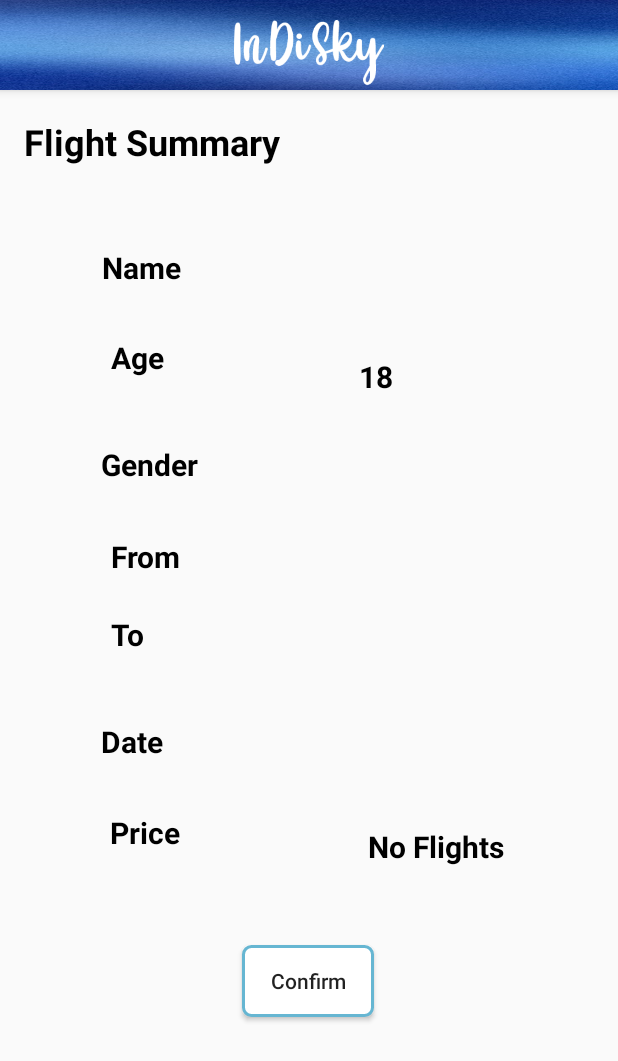
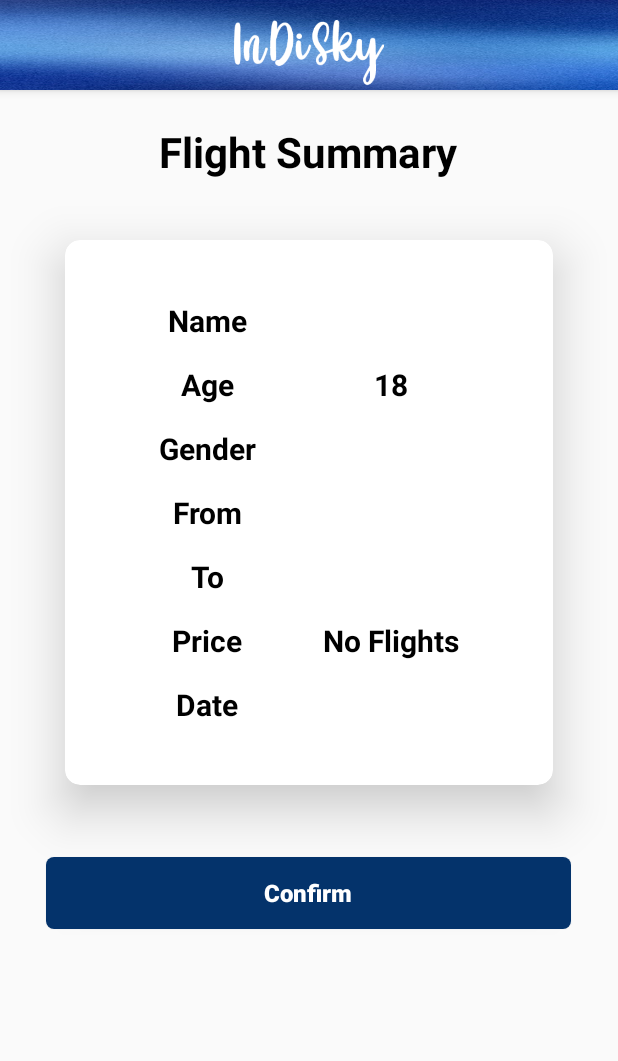
Before and after one commit to agarwalhafd22/InDiSky, an Android app: the FlightSummary screen opened directly, with no data from a screen before it, on a phone screen of 412 x 824 dp. Shown: the top 1061 px of the screen. Run offline under Robolectric (Android 15) with nearby library versions, the light colour scheme and no system bars; Roboto replaces fonts that are not available here; 15 statements that could not run were skipped.

Commit message:
new commit

```diff
--- a/app/build.gradle.kts
+++ b/app/build.gradle.kts
@@ -44,6 +44,7 @@ dependencies {
     implementation("androidx.lifecycle:lifecycle-viewmodel-ktx:2.6.1")
     implementation("androidx.navigation:navigation-fragment:2.6.0")
     implementation("androidx.navigation:navigation-ui:2.6.0")
+
     testImplementation("junit:junit:4.13.2")
     androidTestImplementation("androidx.test.ext:junit:1.1.5")
     androidTestImplementation("androidx.test.espresso:espresso-core:3.5.1")
--- a/app/src/main/AndroidManifest.xml
+++ b/app/src/main/AndroidManifest.xml
@@ -16,6 +16,9 @@
         android:supportsRtl="true"
         android:theme="@style/Theme.InDiSky"
         tools:targetApi="31">
+        <activity
+            android:name=".SearchFlight"
+            android:exported="false" />
         <activity
             android:name=".PassengerDetails"
             android:exported="false" />
--- /dev/null
+++ b/app/src/main/res/drawable/searchflightbutton.xml
@@ -0,0 +1,5 @@
+<?xml version="1.0" encoding="utf-8"?>
+<shape xmlns:android="http://schemas.android.com/apk/res/android">
+    <solid android:color="#04336b" /> <!-- Set your desired background color -->
+    <corners android:radius="5dp" /> <!-- Set corner radius -->
+</shape>
--- a/app/src/main/res/layout/activity_flight_summary.xml
+++ b/app/src/main/res/layout/activity_flight_summary.xml
@@ -20,229 +20,265 @@
         android:layout_height="wrap_content"
         android:text="Flight Summary"
         android:textColor="@color/black"
-        android:textSize="24sp"
+        android:textSize="28sp"
         android:textStyle="bold"
         app:layout_constraintBottom_toBottomOf="parent"
         app:layout_constraintEnd_toEndOf="parent"
-        app:layout_constraintHorizontal_bias="0.066"
+        app:layout_constraintHorizontal_bias="0.497"
         app:layout_constraintStart_toStartOf="parent"
         app:layout_constraintTop_toBottomOf="@+id/justToolbar"
-        app:layout_constraintVertical_bias="0.025" />
+        app:layout_constraintVertical_bias="0.03" />
+
+    <Button
+        android:id="@+id/confirmButton"
+        android:layout_width="350dp"
+        android:layout_height="wrap_content"
+        android:layout_marginBottom="52dp"
+        android:background="@drawable/searchflightbutton"
+        android:text="Confirm"
+        android:textAllCaps="false"
+        android:textColor="@color/white"
+        android:textSize="16sp"
+        android:textStyle="bold"
+        app:layout_constraintBottom_toBottomOf="parent"
+        app:layout_constraintEnd_toEndOf="parent"
+        app:layout_constraintHorizontal_bias="0.491"
+        app:layout_constraintStart_toStartOf="parent"
+        app:layout_constraintTop_toBottomOf="@+id/cardview"
+        app:layout_constraintVertical_bias="0.241" />
+
+    <androidx.cardview.widget.CardView
+        android:id="@+id/cardview"
+        android:layout_width="325dp"
+        android:layout_height="wrap_content"
+        android:layout_marginTop="40dp"
+        app:cardCornerRadius="10dp"
+        app:cardElevation="20dp"
+        app:contentPadding="10dp"
+        app:contentPaddingBottom="40dp"
+        app:contentPaddingLeft="60dp"
+        app:contentPaddingRight="20dp"
+        app:contentPaddingTop="40dp"
+        app:layout_constraintBottom_toBottomOf="parent"
+        app:layout_constraintEnd_toEndOf="parent"
+        app:layout_constraintStart_toStartOf="parent"
+        app:layout_constraintTop_toBottomOf="@+id/textView53"
+        app:layout_constraintVertical_bias="0.0">
+
+        <LinearLayout
+            android:layout_width="match_parent"
+            android:layout_height="match_parent"
+            android:orientation="vertical">
+
+            <LinearLayout
+                android:layout_width="match_parent"
+                android:layout_height="match_parent"
+                android:orientation="horizontal">
+
+                <TextView
+                    android:id="@+id/textView64"
+                    android:layout_width="70dp"
+                    android:layout_height="wrap_content"
+                    android:text="Name"
+                    android:textAlignment="center"
+                    android:textColor="@color/black"
+                    android:textSize="20sp"
+                    android:textStyle="bold" />
+
+                <TextView
+                    android:id="@+id/nameTextViewSummary"
+                    android:layout_width="match_parent"
+                    android:layout_height="wrap_content"
+                    android:textAlignment="center"
+                    android:textColor="@color/black"
+                    android:textSize="20sp"
+                    android:textStyle="bold" />
+
+            </LinearLayout>
+
+            <TextView
+                android:id="@+id/textView73"
+                android:layout_width="match_parent"
+                android:layout_height="15dp" />
+
+            <LinearLayout
+                android:layout_width="match_parent"
+                android:layout_height="match_parent"
+                android:orientation="horizontal">
+
+                <TextView
+                    android:id="@+id/textView65"
+                    android:layout_width="70dp"
+                    android:layout_height="wrap_content"
+                    android:text="Age"
+                    android:textAlignment="center"
+                    android:textColor="@color/black"
+                    android:textSize="20sp"
+                    android:textStyle="bold" />
+
+                <TextView
+                    android:id="@+id/ageTextViewSummary"
+                    android:layout_width="match_parent"
+                    android:layout_height="wrap_content"
+                    android:textAlignment="center"
+                    android:textColor="@color/black"
+                    android:textSize="20sp"
+                    android:textStyle="bold" />
+            </LinearLayout>
+
+            <TextView
+                android:id="@+id/textView75"
+                android:layout_width="match_parent"
+                android:layout_height="15dp" />
+
+            <LinearLayout
+                android:layout_width="match_parent"
+                android:layout_height="match_parent"
+                android:orientation="horizontal">
+
+                <TextView
+                    android:id="@+id/textView66"
+                    android:layout_width="70dp"
+                    android:layout_height="wrap_content"
+                    android:text="Gender"
+                    android:textAlignment="center"
+                    android:textColor="@color/black"
+                    android:textSize="20sp"
+                    android:textStyle="bold" />
+
+                <TextView
+                    android:id="@+id/genderTextViewSummary"
+                    android:layout_width="match_parent"
+                    android:layout_height="wrap_content"
+                    android:textAlignment="center"
+                    android:textColor="@color/black"
+                    android:textSize="20sp"
+                    android:textStyle="bold" />
+
+            </LinearLayout>
+
+            <TextView
+                android:id="@+id/textView76"
+                android:layout_width="match_parent"
+                android:layout_height="15dp" />
+
+            <LinearLayout
+                android:layout_width="match_parent"
+                android:layout_height="match_parent"
+                android:orientation="horizontal">
 
                 <TextView
                     android:id="@+id/textView55"
-        android:layout_width="wrap_content"
+                    android:layout_width="70dp"
                     android:layout_height="wrap_content"
                     android:text="From"
+                    android:textAlignment="center"
                     android:textColor="@color/black"
                     android:textSize="20sp"
-        android:textStyle="bold"
-        app:layout_constraintBottom_toBottomOf="parent"
-        app:layout_constraintEnd_toEndOf="parent"
-        app:layout_constraintHorizontal_bias="0.203"
-        app:layout_constraintStart_toStartOf="parent"
-        app:layout_constraintTop_toBottomOf="@+id/textView66"
-        app:layout_constraintVertical_bias="0.072" />
+                    android:textStyle="bold" />
+
+                <TextView
+                    android:id="@+id/originTextViewSummary"
+                    android:layout_width="match_parent"
+                    android:layout_height="wrap_content"
+                    android:textAlignment="center"
+                    android:textColor="@color/black"
+                    android:textSize="20sp"
+                    android:textStyle="bold" />
+            </LinearLayout>
+
+            <TextView
+                android:id="@+id/textView77"
+                android:layout_width="match_parent"
+                android:layout_height="15dp" />
+
+            <LinearLayout
+                android:layout_width="match_parent"
+                android:layout_height="match_parent"
+                android:orientation="horizontal">
 
                 <TextView
                     android:id="@+id/textView57"
-        android:layout_width="wrap_content"
+                    android:layout_width="70dp"
                     android:layout_height="wrap_content"
                     android:text="To"
+                    android:textAlignment="center"
                     android:textColor="@color/black"
                     android:textSize="20sp"
-        android:textStyle="bold"
-        app:layout_constraintBottom_toBottomOf="parent"
-        app:layout_constraintEnd_toEndOf="parent"
-        app:layout_constraintHorizontal_bias="0.189"
-        app:layout_constraintStart_toStartOf="parent"
-        app:layout_constraintTop_toBottomOf="@+id/textView55"
-        app:layout_constraintVertical_bias="0.06" />
-
-    <TextView
-        android:id="@+id/originTextViewSummary"
-        android:layout_width="wrap_content"
-        android:layout_height="wrap_content"
-        android:textColor="@color/black"
-        android:textSize="20sp"
-        android:textStyle="bold"
-        app:layout_constraintBottom_toBottomOf="parent"
-        app:layout_constraintEnd_toEndOf="parent"
-        app:layout_constraintHorizontal_bias="0.455"
-        app:layout_constraintStart_toEndOf="@+id/textView55"
-        app:layout_constraintTop_toBottomOf="@+id/genderTextViewSummary"
-        app:layout_constraintVertical_bias="0.059" />
+                    android:textStyle="bold" />
 
                 <TextView
                     android:id="@+id/destTextViewSummary"
-        android:layout_width="wrap_content"
+                    android:layout_width="match_parent"
                     android:layout_height="wrap_content"
+                    android:textAlignment="center"
                     android:textColor="@color/black"
                     android:textSize="20sp"
-        android:textStyle="bold"
-        app:layout_constraintBottom_toBottomOf="parent"
-        app:layout_constraintEnd_toEndOf="parent"
-        app:layout_constraintHorizontal_bias="0.539"
-        app:layout_constraintStart_toEndOf="@+id/textView57"
-        app:layout_constraintTop_toBottomOf="@+id/originTextViewSummary"
-        app:layout_constraintVertical_bias="0.064" />
+                    android:textStyle="bold" />
+
+            </LinearLayout>
+
+            <TextView
+                android:id="@+id/textView78"
+                android:layout_width="match_parent"
+                android:layout_height="15dp" />
+
+            <LinearLayout
+                android:layout_width="match_parent"
+                android:layout_height="match_parent"
+                android:orientation="horizontal">
 
                 <TextView
                     android:id="@+id/textView61"
-        android:layout_width="wrap_content"
+                    android:layout_width="70dp"
                     android:layout_height="wrap_content"
                     android:text="Price"
+                    android:textAlignment="center"
                     android:textColor="@color/black"
                     android:textSize="20sp"
-        android:textStyle="bold"
-        app:layout_constraintBottom_toBottomOf="parent"
-        app:layout_constraintEnd_toEndOf="parent"
-        app:layout_constraintHorizontal_bias="0.2"
-        app:layout_constraintStart_toStartOf="parent"
-        app:layout_constraintTop_toBottomOf="@+id/textView67"
-        app:layout_constraintVertical_bias="0.116" />
+                    android:textStyle="bold" />
 
                 <TextView
                     android:id="@+id/priceTextViewSummary"
-        android:layout_width="wrap_content"
+                    android:layout_width="match_parent"
                     android:layout_height="wrap_content"
-        android:layout_marginStart="96dp"
+                    android:textAlignment="center"
                     android:textColor="@color/black"
                     android:textSize="20sp"
-        android:textStyle="bold"
-        app:layout_constraintBottom_toBottomOf="parent"
-        app:layout_constraintEnd_toEndOf="parent"
-        app:layout_constraintHorizontal_bias="0.278"
-        app:layout_constraintStart_toEndOf="@+id/textView61"
-        app:layout_constraintTop_toBottomOf="@+id/dateTextViewSummary"
-        app:layout_constraintVertical_bias="0.145" />
-
-    <Button
-        android:id="@+id/confirmButton"
-        android:layout_width="wrap_content"
-        android:layout_height="wrap_content"
-        android:background="@drawable/round_button"
-        android:text="Confirm"
-        android:textAllCaps="false"
-        app:layout_constraintBottom_toBottomOf="parent"
-        app:layout_constraintEnd_toEndOf="parent"
-        app:layout_constraintHorizontal_bias="0.498"
-        app:layout_constraintStart_toStartOf="parent"
-        app:layout_constraintTop_toBottomOf="@+id/textView61"
-        app:layout_constraintVertical_bias="0.296" />
+                    android:textStyle="bold" />
+            </LinearLayout>
 
             <TextView
-        android:id="@+id/textView64"
-        android:layout_width="wrap_content"
-        android:layout_height="wrap_content"
-        android:text="Name"
-        android:textColor="@color/black"
-        android:textSize="20sp"
-        android:textStyle="bold"
-        app:layout_constraintBottom_toBottomOf="parent"
-        app:layout_constraintEnd_toEndOf="parent"
-        app:layout_constraintHorizontal_bias="0.189"
-        app:layout_constraintStart_toStartOf="parent"
-        app:layout_constraintTop_toBottomOf="@+id/textView53"
-        app:layout_constraintVertical_bias="0.078" />
+                android:id="@+id/textView79"
+                android:layout_width="match_parent"
+                android:layout_height="15dp" />
 
-    <TextView
-        android:id="@+id/textView65"
-        android:layout_width="wrap_content"
-        android:layout_height="wrap_content"
-        android:text="Age"
-        android:textColor="@color/black"
-        android:textSize="20sp"
-        android:textStyle="bold"
-        app:layout_constraintBottom_toBottomOf="parent"
-        app:layout_constraintEnd_toEndOf="parent"
-        app:layout_constraintHorizontal_bias="0.197"
-        app:layout_constraintStart_toStartOf="parent"
-        app:layout_constraintTop_toBottomOf="@+id/textView64"
-        app:layout_constraintVertical_bias="0.054" />
-
-    <TextView
-        android:id="@+id/textView66"
-        android:layout_width="wrap_content"
-        android:layout_height="wrap_content"
-        android:text="Gender"
-        android:textColor="@color/black"
-        android:textSize="20sp"
-        android:textStyle="bold"
-        app:layout_constraintBottom_toBottomOf="parent"
-        app:layout_constraintEnd_toEndOf="parent"
-        app:layout_constraintHorizontal_bias="0.194"
-        app:layout_constraintStart_toStartOf="parent"
-        app:layout_constraintTop_toBottomOf="@+id/textView65"
-        app:layout_constraintVertical_bias="0.081" />
-
-    <TextView
-        android:id="@+id/nameTextViewSummary"
-        android:layout_width="wrap_content"
-        android:layout_height="wrap_content"
-        android:textColor="@color/black"
-        android:textSize="20sp"
-        android:textStyle="bold"
-        app:layout_constraintBottom_toBottomOf="parent"
-        app:layout_constraintEnd_toEndOf="parent"
-        app:layout_constraintHorizontal_bias="0.45"
-        app:layout_constraintStart_toEndOf="@+id/textView64"
-        app:layout_constraintTop_toBottomOf="@+id/textView53"
-        app:layout_constraintVertical_bias="0.077" />
-
-    <TextView
-        android:id="@+id/ageTextViewSummary"
-        android:layout_width="wrap_content"
-        android:layout_height="wrap_content"
-        android:textColor="@color/black"
-        android:textSize="20sp"
-        android:textStyle="bold"
-        app:layout_constraintBottom_toBottomOf="parent"
-        app:layout_constraintEnd_toEndOf="parent"
-        app:layout_constraintHorizontal_bias="0.465"
-        app:layout_constraintStart_toEndOf="@+id/textView65"
-        app:layout_constraintTop_toBottomOf="@+id/nameTextViewSummary"
-        app:layout_constraintVertical_bias="0.076" />
-
-    <TextView
-        android:id="@+id/genderTextViewSummary"
-        android:layout_width="wrap_content"
-        android:layout_height="wrap_content"
-        android:textColor="@color/black"
-        android:textSize="20sp"
-        android:textStyle="bold"
-        app:layout_constraintBottom_toBottomOf="parent"
-        app:layout_constraintEnd_toEndOf="parent"
-        app:layout_constraintHorizontal_bias="0.431"
-        app:layout_constraintStart_toEndOf="@+id/textView66"
-        app:layout_constraintTop_toBottomOf="@+id/ageTextViewSummary"
-        app:layout_constraintVertical_bias="0.081" />
+            <LinearLayout
+                android:layout_width="match_parent"
+                android:layout_height="match_parent"
+                android:orientation="horizontal">
 
                 <TextView
                     android:id="@+id/textView67"
-        android:layout_width="wrap_content"
+                    android:layout_width="70dp"
                     android:layout_height="wrap_content"
-        android:layout_marginTop="44dp"
                     android:text="Date"
+                    android:textAlignment="center"
                     android:textColor="@color/black"
                     android:textSize="20sp"
-        android:textStyle="bold"
-        app:layout_constraintEnd_toEndOf="parent"
-        app:layout_constraintHorizontal_bias="0.181"
-        app:layout_constraintStart_toStartOf="parent"
-        app:layout_constraintTop_toBottomOf="@+id/textView57" />
+                    android:textStyle="bold" />
 
                 <TextView
                     android:id="@+id/dateTextViewSummary"
-        android:layout_width="wrap_content"
+                    android:layout_width="match_parent"
                     android:layout_height="wrap_content"
+                    android:textAlignment="center"
                     android:textColor="@color/black"
                     android:textSize="20sp"
-        android:textStyle="bold"
-        app:layout_constraintBottom_toBottomOf="parent"
-        app:layout_constraintEnd_toEndOf="parent"
-        app:layout_constraintHorizontal_bias="0.516"
-        app:layout_constraintStart_toEndOf="@+id/textView67"
-        app:layout_constraintTop_toBottomOf="@+id/destTextViewSummary"
-        app:layout_constraintVertical_bias="0.11" />
+                    android:textStyle="bold" />
+            </LinearLayout>
+
+        </LinearLayout>
+    </androidx.cardview.widget.CardView>
+
 </androidx.constraintlayout.widget.ConstraintLayout>
```
Also changed, not shown: app/src/main/java/com/example/indisky/SearchFlight.java (added, +41 -0 lines), app/src/main/res/layout/activity_passenger_details.xml (+18 -12 lines), app/src/main/res/layout/activity_search_flight.xml (added, +99 -0 lines), app/src/main/res/layout/fragment_book.xml (+8 -5 lines), 1 other file. Lines whose indentation alone changed are shown as unchanged.
